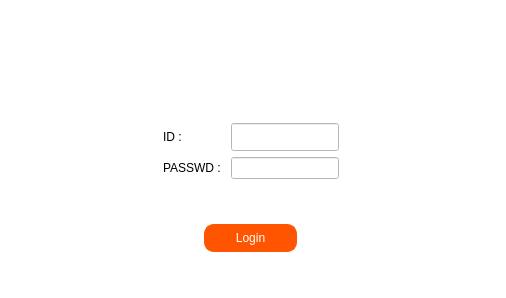
hyeona-jeong/HRIS, file login.ui: the form before one commit.
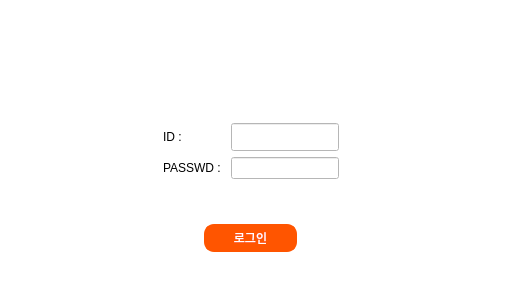
The form after the commit. Icons and pictures are not drawn.

What changed in the file:
```diff
--- a/login.ui
+++ b/login.ui
@@ -660,7 +660,7 @@
 </string>
            </property>
            <property name="text">
-            <string>Login</string>
+            <string>로그인</string>
            </property>
           </widget>
          </item>
```
